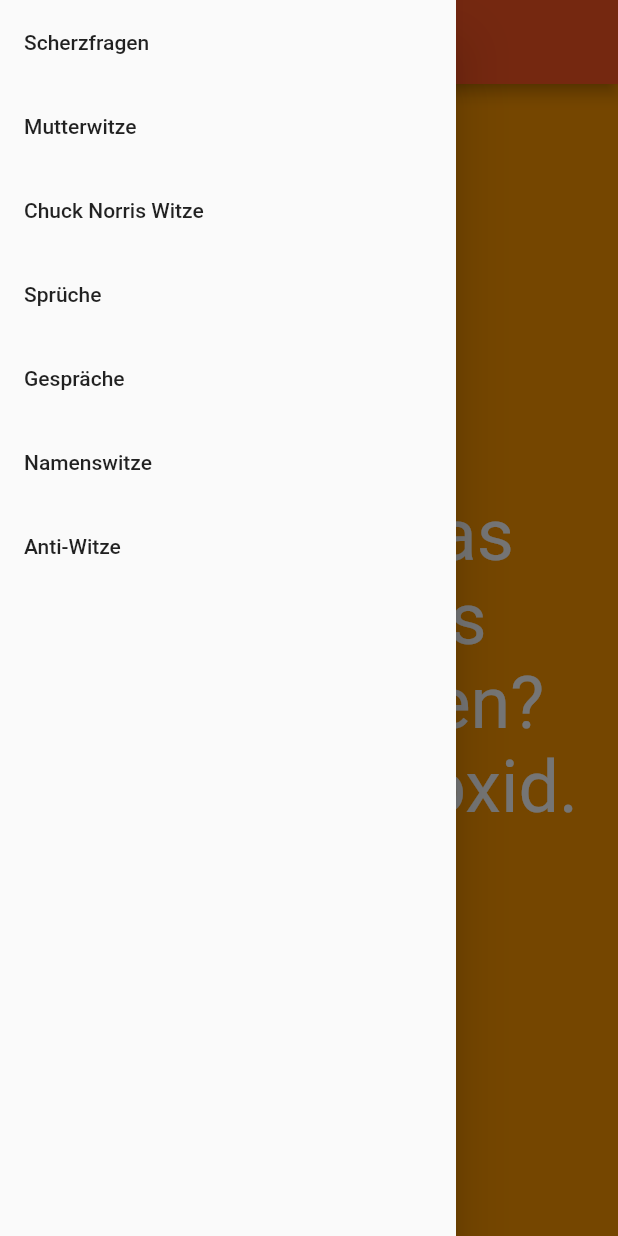
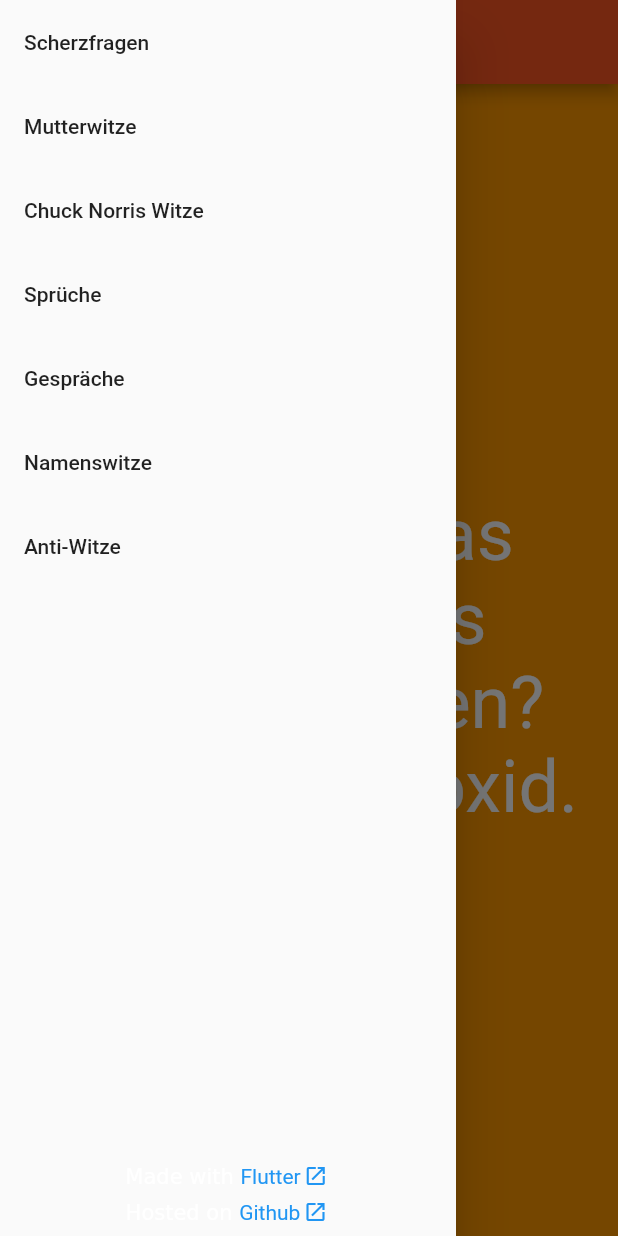
Before and after one commit to mfietz/flachwitze, a Flutter app: the screen it shows after launch, with the side drawer open, on a phone screen of 412 x 824 dp. Run offline on Flutter 3.47's test engine with Material 2 defaults, Android fonts, the light colour scheme and no system bars.

Commit message:
Add links

```diff
--- a/lib/main.dart
+++ b/lib/main.dart
@@ -1,7 +1,9 @@
 import 'dart:math';
 
+import 'package:flutter/gestures.dart';
 import 'package:flutter/material.dart';
 import 'package:flutter/services.dart';
+import 'package:url_launcher/url_launcher.dart';
 
 void main() {
   runApp(MyApp());
@@ -43,10 +45,10 @@ class _MainPageState extends State<MainPage> {
     loadJokes();
   }
 
-  void loadJokes({String name = "scherzfragen"}) async {
+  void loadJokes({String name = 'scherzfragen'}) async {
     var filename = 'assets/$name.txt';
     String text = await rootBundle.loadString(filename);
-    _jokes = text.split("\n");
+    _jokes = text.split('\n');
     String title = name.replaceAll('-', ' ').toTitleCase();
     setState(() {
       _title = title;
@@ -62,6 +64,9 @@ class _MainPageState extends State<MainPage> {
       ),
       backgroundColor: Colors.orange,
       drawer: Drawer(
+        child: Column(
+          children: [
+            Expanded(
               child: ListView(
                 padding: EdgeInsets.zero,
                 children: <Widget>[
@@ -75,45 +80,50 @@ class _MainPageState extends State<MainPage> {
                   ListTile(
                     title: Text('Mutterwitze'),
                     onTap: () {
-                loadJokes(name: "deine-mutter");
+                      loadJokes(name: 'deine-mutter');
                       Navigator.pop(context);
                     },
                   ),
                   ListTile(
                     title: Text('Chuck Norris Witze'),
                     onTap: () {
-                loadJokes(name: "chuck-norris");
+                      loadJokes(name: 'chuck-norris');
                       Navigator.pop(context);
                     },
                   ),
                   ListTile(
                     title: Text('Sprüche'),
                     onTap: () {
-                loadJokes(name: "sprueche");
+                      loadJokes(name: 'sprueche');
                       Navigator.pop(context);
                     },
                   ),
                   ListTile(
                     title: Text('Gespräche'),
                     onTap: () {
-                loadJokes(name: "gespraeche");
+                      loadJokes(name: 'gespraeche');
                       Navigator.pop(context);
                     },
                   ),
                   ListTile(
                     title: Text('Namenswitze'),
                     onTap: () {
-                loadJokes(name: "namen");
+                      loadJokes(name: 'namen');
                       Navigator.pop(context);
                     },
                   ),
                   ListTile(
                     title: Text('Anti-Witze'),
                     onTap: () {
-                loadJokes(name: "anti");
+                      loadJokes(name: 'anti');
                       Navigator.pop(context);
                     },
                   ),
+                ],
+              ),
+            ),
+            _madeWithFlutter(),
+            _hostedOnGithub(),
           ],
         ),
       ),
@@ -148,12 +158,46 @@ class _MainPageState extends State<MainPage> {
     );
   }
 
+  Widget _madeWithFlutter() {
+    return Padding(
+      padding: const EdgeInsets.only(bottom: 8.0),
+      child: RichText(
+        text: TextSpan(
+          children: [
+            TextSpan(text: 'Made with '),
+            TextSpan(
+              children: [
+                TextSpan(
+                    text: 'Flutter',
+                    style: new TextStyle(color: Colors.blue),
+                    recognizer: TapGestureRecognizer()
+                      ..onTap = () {
+                        launch('https://flutter.dev');
+                      }),
+                WidgetSpan(
+                  child: Padding(
+                    padding: const EdgeInsets.symmetric(horizontal: 2.0),
+                    child: Icon(
+                      Icons.open_in_new,
+                      color: Colors.blue,
+                      size: 16.0,
+                    ),
+                  ),
+                ),
+              ],
+            ),
+          ],
+        ),
+      ),
+    );
+  }
+
   String nextJoke() {
     if (_idx >= _jokes.length) {
-      return "[Wähle eine andere Kategorie].";
+      return '[Wähle eine andere Kategorie].';
     }
     var joke = _jokes[_idx];
-    joke = joke.replaceAll(" - ", "{j\n").replaceAll(". ", ".\n").replaceAll("? ", "?\n");
+    joke = joke.replaceAll(' - ', '{j\n').replaceAll('. ', '.\n').replaceAll('? ', '?\n');
     _jokes.removeAt(_idx);
     return joke;
   }
@@ -170,6 +214,40 @@ class _MainPageState extends State<MainPage> {
     setState(() {
       _joke = nextJoke();
     });
+  }
+
+  Widget _hostedOnGithub() {
+    return Padding(
+      padding: const EdgeInsets.only(bottom: 8.0),
+      child: RichText(
+        text: TextSpan(
+          children: [
+            TextSpan(text: 'Hosted on '),
+            TextSpan(
+              children: [
+                TextSpan(
+                    text: 'Github',
+                    style: new TextStyle(color: Colors.blue),
+                    recognizer: TapGestureRecognizer()
+                      ..onTap = () {
+                        launch('https://github.com/mfietz/flachwitze');
+                      }),
+                WidgetSpan(
+                  child: Padding(
+                    padding: const EdgeInsets.symmetric(horizontal: 2.0),
+                    child: Icon(
+                      Icons.open_in_new,
+                      color: Colors.blue,
+                      size: 16.0,
+                    ),
+                  ),
+                ),
+              ],
+            ),
+          ],
+        ),
+      ),
+    );
   }
 }
 
--- a/pubspec.yaml
+++ b/pubspec.yaml
@@ -12,6 +12,7 @@ dependencies:
   flutter:
     sdk: flutter
   cupertino_icons: ^1.0.2
+  url_launcher: ^6.0.3
 
 dev_dependencies:
   flutter_test:
```
Also changed, not shown: pubspec.lock. Lines whose indentation alone changed are shown as unchanged.
